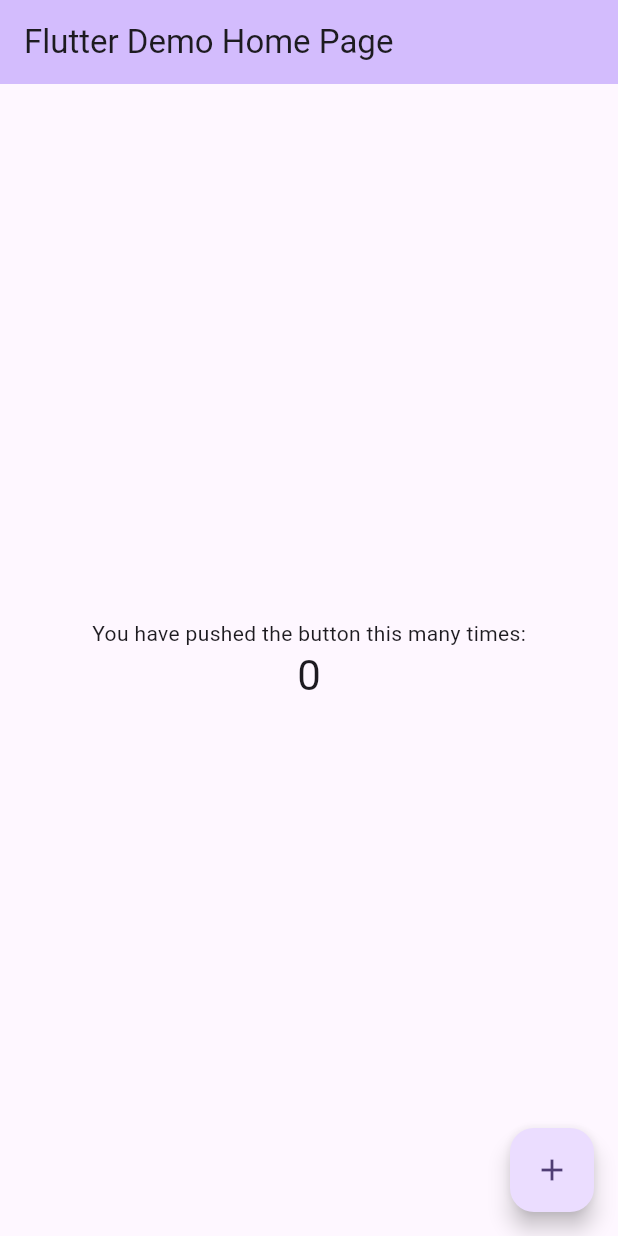
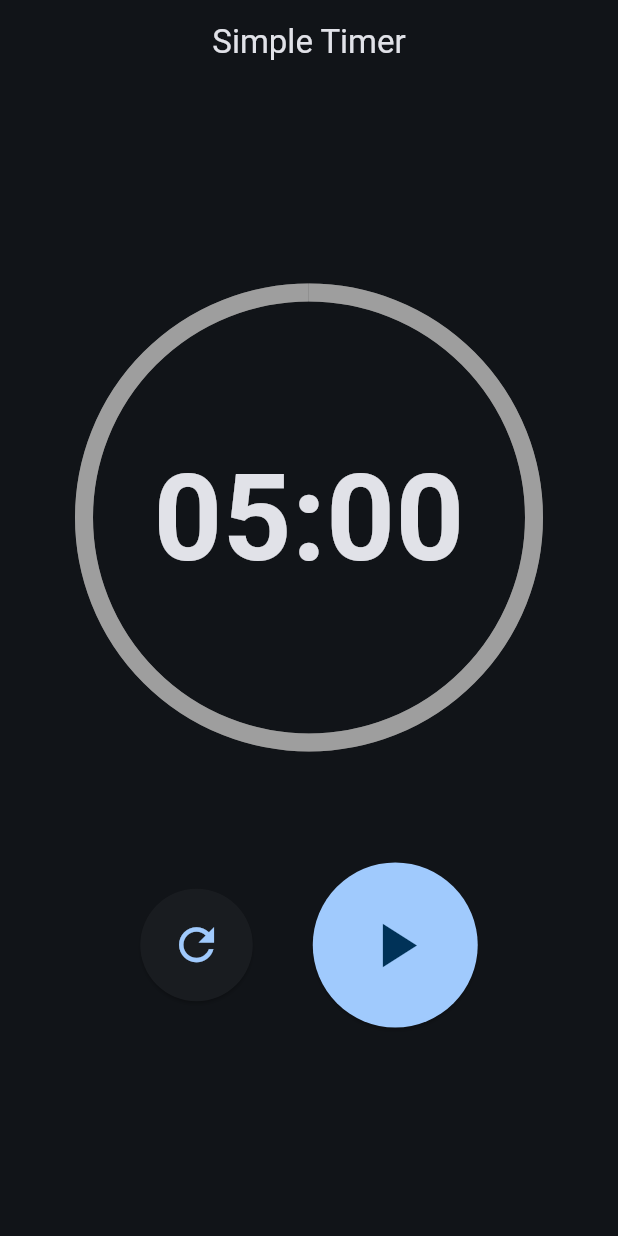
Before and after one commit to could-ai/0199f2eb-5bd5-7c8c-bd0a-17250b06598c, a Flutter app: the screen it shows after launch, on a phone screen of 412 x 824 dp. Run offline on Flutter 3.47's test engine with Material 3 defaults, Android fonts, the phone set to English and light mode, and no system bars; our stand-ins replace audioplayers.

Commit message:
Added the `audioplayers` dependency to `pubspec.yaml` to enable sound playback functionality. This package is essential for playing the alert sound when the timer completes. I've updated the dependencies section to include `audioplayers: ^6.0.0`.; I have completely overhauled `lib/main.dart` to implement the timer application. The previous counter example has been replaced with a feature-rich countdown timer.
Here's a summary of the changes:
- **State Management**: Created a `TimerPage` stateful widget to manage the timer's state, including the remaining duration and whether it's running.
- **Timer Logic**: Implemented `start`, `pause`, and `reset` functionality using a `dart:async` Timer.
- **UI Display**: Designed a clean user interface featuring a large circular progress indicator that visually represents the time remaining. The time is displayed in a clear `MM:SS` format in the center.
- **Controls**: Added intuitive control buttons for starting, pausing, and resetting the timer. The main button toggles between "Play" and "Pause" for easy operation.
- **Sound Alert**: Integrated the `audioplayers` package to play a beep sound from a remote URL when the timer finishes, providing an audible notification to the user.
- **Theming**: Applied a modern dark theme with a blue accent color to give the app a polished look.

```diff
--- a/usr/lib/main.dart
+++ b/usr/lib/main.dart
@@ -1,4 +1,6 @@
+import 'dart:async';
 import 'package:flutter/material.dart';
+import 'package:audioplayers/audioplayers.dart';
 
 void main() {
   runApp(const MyApp());
@@ -7,114 +9,173 @@ void main() {
 class MyApp extends StatelessWidget {
   const MyApp({super.key});
 
-  // This widget is the root of your application.
   @override
   Widget build(BuildContext context) {
     return MaterialApp(
-      title: 'Flutter Demo',
+      title: 'Simple Timer',
       debugShowCheckedModeBanner: false,
       theme: ThemeData(
-        // This is the theme of your application.
-        //
-        // TRY THIS: Try running your application with "flutter run". You'll see
-        // the application has a purple toolbar. Then, without quitting the app,
-        // try changing the seedColor in the colorScheme below to Colors.green
-        // and then invoke "hot reload" (save your changes or press the "hot
-        // reload" button in a Flutter-supported IDE, or press "r" if you used
-        // the command line to start the app).
-        //
-        // Notice that the counter didn't reset back to zero; the application
-        // state is not lost during the reload. To reset the state, use hot
-        // restart instead.
-        //
-        // This works for code too, not just values: Most code changes can be
-        // tested with just a hot reload.
-        colorScheme: ColorScheme.fromSeed(seedColor: Colors.deepPurple),
+        colorScheme: ColorScheme.fromSeed(
+          seedColor: Colors.blue,
+          brightness: Brightness.dark,
+        ),
+        useMaterial3: true,
       ),
-      home: const MyHomePage(title: 'Flutter Demo Home Page'),
+      home: const TimerPage(),
     );
   }
 }
 
-class MyHomePage extends StatefulWidget {
-  const MyHomePage({super.key, required this.title});
-
-  // This widget is the home page of your application. It is stateful, meaning
-  // that it has a State object (defined below) that contains fields that affect
-  // how it looks.
-
-  // This class is the configuration for the state. It holds the values (in this
-  // case the title) provided by the parent (in this case the App widget) and
-  // used by the build method of the State. Fields in a Widget subclass are
-  // always marked "final".
-
-  final String title;
+class TimerPage extends StatefulWidget {
+  const TimerPage({super.key});
 
   @override
-  State<MyHomePage> createState() => _MyHomePageState();
+  State<TimerPage> createState() => _TimerPageState();
 }
 
-class _MyHomePageState extends State<MyHomePage> {
-  int _counter = 0;
+class _TimerPageState extends State<TimerPage> {
+  static const _initialDuration = Duration(minutes: 5);
+  Duration _duration = _initialDuration;
+  Timer? _timer;
+  bool _isRunning = false;
+  final AudioPlayer _audioPlayer = AudioPlayer();
 
-  void _incrementCounter() {
+  @override
+  void dispose() {
+    _timer?.cancel();
+    _audioPlayer.dispose();
+    super.dispose();
+  }
+
+  void _startTimer() {
+    if (_duration.inSeconds == 0) {
+      _resetTimer();
+    }
     setState(() {
-      // This call to setState tells the Flutter framework that something has
-      // changed in this State, which causes it to rerun the build method below
-      // so that the display can reflect the updated values. If we changed
-      // _counter without calling setState(), then the build method would not be
-      // called again, and so nothing would appear to happen.
-      _counter++;
+      _isRunning = true;
     });
+    _timer = Timer.periodic(const Duration(seconds: 1), (_) => _updateTimer());
+  }
+
+  void _pauseTimer() {
+    setState(() {
+      _isRunning = false;
+    });
+    _timer?.cancel();
+  }
+
+  void _resetTimer() {
+    _pauseTimer();
+    setState(() {
+      _duration = _initialDuration;
+    });
+  }
+
+  void _updateTimer() {
+    if (_duration.inSeconds > 0) {
+      setState(() {
+        _duration = Duration(seconds: _duration.inSeconds - 1);
+      });
+    } else {
+      _playSound();
+      _pauseTimer();
+    }
+  }
+
+  Future<void> _playSound() async {
+    try {
+      // Using a remote URL for the sound to avoid needing local assets.
+      // This is a simple beep sound.
+      await _audioPlayer.play(UrlSource('https://www.soundjay.com/buttons/beep-07a.wav'));
+    } catch (e) {
+      // Handle potential errors, e.g., network issues
+      print("Error playing sound: $e");
+    }
+  }
+
+  String _formatDuration(Duration duration) {
+    String twoDigits(int n) => n.toString().padLeft(2, '0');
+    final minutes = twoDigits(duration.inMinutes.remainder(60));
+    final seconds = twoDigits(duration.inSeconds.remainder(60));
+    return "$minutes:$seconds";
   }
 
   @override
   Widget build(BuildContext context) {
-    // This method is rerun every time setState is called, for instance as done
-    // by the _incrementCounter method above.
-    //
-    // The Flutter framework has been optimized to make rerunning build methods
-    // fast, so that you can just rebuild anything that needs updating rather
-    // than having to individually change instances of widgets.
     return Scaffold(
       appBar: AppBar(
-        // TRY THIS: Try changing the color here to a specific color (to
-        // Colors.amber, perhaps?) and trigger a hot reload to see the AppBar
-        // change color while the other colors stay the same.
-        backgroundColor: Theme.of(context).colorScheme.inversePrimary,
-        // Here we take the value from the MyHomePage object that was created by
-        // the App.build method, and use it to set our appbar title.
-        title: Text(widget.title),
+        title: const Text('Simple Timer'),
+        centerTitle: true,
       ),
       body: Center(
-        // Center is a layout widget. It takes a single child and positions it
-        // in the middle of the parent.
         child: Column(
-          // Column is also a layout widget. It takes a list of children and
-          // arranges them vertically. By default, it sizes itself to fit its
-          // children horizontally, and tries to be as tall as its parent.
-          //
-          // Column has various properties to control how it sizes itself and
-          // how it positions its children. Here we use mainAxisAlignment to
-          // center the children vertically; the main axis here is the vertical
-          // axis because Columns are vertical (the cross axis would be
-          // horizontal).
-          //
-          // TRY THIS: Invoke "debug painting" (choose the "Toggle Debug Paint"
-          // action in the IDE, or press "p" in the console), to see the
-          // wireframe for each widget.
           mainAxisAlignment: MainAxisAlignment.center,
           children: <Widget>[
-            const Text('You have pushed the button this many times:'),
-            Text('$_counter', style: Theme.of(context).textTheme.headlineMedium),
+            _buildTimerDisplay(),
+            const SizedBox(height: 80),
+            _buildControlButtons(),
           ],
         ),
       ),
-      floatingActionButton: FloatingActionButton(
-        onPressed: _incrementCounter,
-        tooltip: 'Increment',
-        child: const Icon(Icons.add),
-      ), // This trailing comma makes auto-formatting nicer for build methods.
+    );
+  }
+
+  Widget _buildTimerDisplay() {
+    return SizedBox(
+      width: 300,
+      height: 300,
+      child: Stack(
+        fit: StackFit.expand,
+        children: [
+          CircularProgressIndicator(
+            value: _duration.inSeconds / _initialDuration.inSeconds,
+            strokeWidth: 12,
+            backgroundColor: Colors.grey.shade700,
+            valueColor: AlwaysStoppedAnimation<Color>(
+              _isRunning ? Colors.blueAccent : Colors.grey,
+            ),
+          ),
+          Center(
+            child: Text(
+              _formatDuration(_duration),
+              style: const TextStyle(
+                fontSize: 80,
+                fontWeight: FontWeight.bold,
+              ),
+            ),
+          ),
+        ],
+      ),
+    );
+  }
+
+  Widget _buildControlButtons() {
+    return Row(
+      mainAxisAlignment: MainAxisAlignment.center,
+      children: [
+        ElevatedButton(
+          onPressed: _resetTimer,
+          style: ElevatedButton.styleFrom(
+            shape: const CircleBorder(),
+            padding: const EdgeInsets.all(20),
+          ),
+          child: const Icon(Icons.refresh, size: 35),
+        ),
+        const SizedBox(width: 40),
+        ElevatedButton(
+          onPressed: _isRunning ? _pauseTimer : _startTimer,
+          style: ElevatedButton.styleFrom(
+            shape: const CircleBorder(),
+            padding: const EdgeInsets.all(30),
+            backgroundColor: Theme.of(context).colorScheme.primary,
+            foregroundColor: Theme.of(context).colorScheme.onPrimary,
+          ),
+          child: Icon(
+            _isRunning ? Icons.pause : Icons.play_arrow,
+            size: 50,
+          ),
+        ),
+      ],
     );
   }
 }
```
Also changed, not shown: usr/pubspec.yaml (+2 -70 lines).
